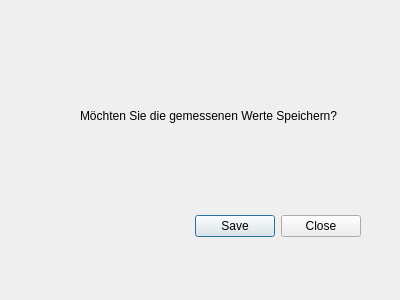
Above: src/gui/dialogs/game/savedialog.ui from hrafnass/ANTv2 before the change. Below: the same form after it.
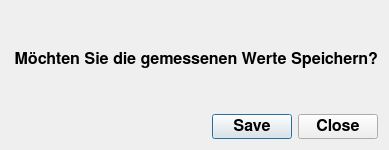
That is the form after the change.

The edit to the form file:
```diff
--- a/src/gui/dialogs/game/savedialog.ui
+++ b/src/gui/dialogs/game/savedialog.ui
@@ -6,22 +6,40 @@
    <rect>
     <x>0</x>
     <y>0</y>
-    <width>400</width>
-    <height>300</height>
+    <width>389</width>
+    <height>150</height>
    </rect>
   </property>
+  <property name="font">
+   <font>
+    <family>FreeSans</family>
+    <pointsize>12</pointsize>
+    <weight>75</weight>
+    <bold>true</bold>
+   </font>
+  </property>
   <property name="windowTitle">
    <string>Dialog</string>
   </property>
+  <layout class="QVBoxLayout" name="verticalLayout">
+   <item>
+    <widget class="QLabel" name="label">
+     <property name="font">
+      <font>
+       <family>FreeSans</family>
+       <pointsize>12</pointsize>
+      </font>
+     </property>
+     <property name="text">
+      <string>Möchten Sie die gemessenen Werte Speichern?</string>
+     </property>
+     <property name="alignment">
+      <set>Qt::AlignRight|Qt::AlignTrailing|Qt::AlignVCenter</set>
+     </property>
+    </widget>
+   </item>
+   <item>
   <widget class="QDialogButtonBox" name="buttonBox">
-   <property name="geometry">
-    <rect>
-     <x>20</x>
-     <y>210</y>
-     <width>341</width>
-     <height>32</height>
-    </rect>
-   </property>
    <property name="orientation">
     <enum>Qt::Horizontal</enum>
    </property>
@@ -29,19 +47,8 @@
     <set>QDialogButtonBox::Close|QDialogButtonBox::Save</set>
    </property>
   </widget>
-  <widget class="QLabel" name="label">
-   <property name="geometry">
-    <rect>
-     <x>80</x>
-     <y>40</y>
-     <width>281</width>
-     <height>151</height>
-    </rect>
-   </property>
-   <property name="text">
-    <string>Möchten Sie die gemessenen Werte Speichern?</string>
-   </property>
-  </widget>
+   </item>
+  </layout>
  </widget>
  <resources/>
  <connections>
```
Left out of the diff: 2 changed lines with no effect on the pictures. Lines whose indentation alone changed are shown as unchanged.
